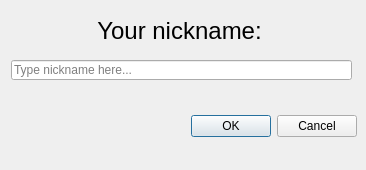
socketio/socket.io-client-cpp, file examples/QT/SioChatDemo/nicknamedialog.ui: the form before one commit.
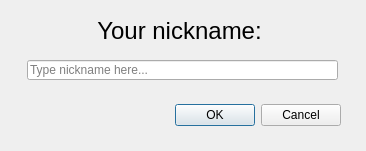
The form after the commit.

The edit to the form file:
```diff
--- a/examples/QT/SioChatDemo/nicknamedialog.ui
+++ b/examples/QT/SioChatDemo/nicknamedialog.ui
@@ -7,7 +7,7 @@
     <x>0</x>
     <y>0</y>
     <width>366</width>
-    <height>170</height>
+    <height>151</height>
    </rect>
   </property>
   <property name="windowTitle">
@@ -16,9 +16,9 @@
   <widget class="QDialogButtonBox" name="buttonBox">
    <property name="geometry">
     <rect>
-     <x>16</x>
-     <y>110</y>
-     <width>341</width>
+     <x>30</x>
+     <y>99</y>
+     <width>311</width>
      <height>32</height>
     </rect>
    </property>
@@ -32,9 +32,9 @@
   <widget class="QLineEdit" name="nicknameEdit">
    <property name="geometry">
     <rect>
-     <x>11</x>
+     <x>27</x>
      <y>60</y>
-     <width>341</width>
+     <width>311</width>
      <height>20</height>
     </rect>
    </property>
```
